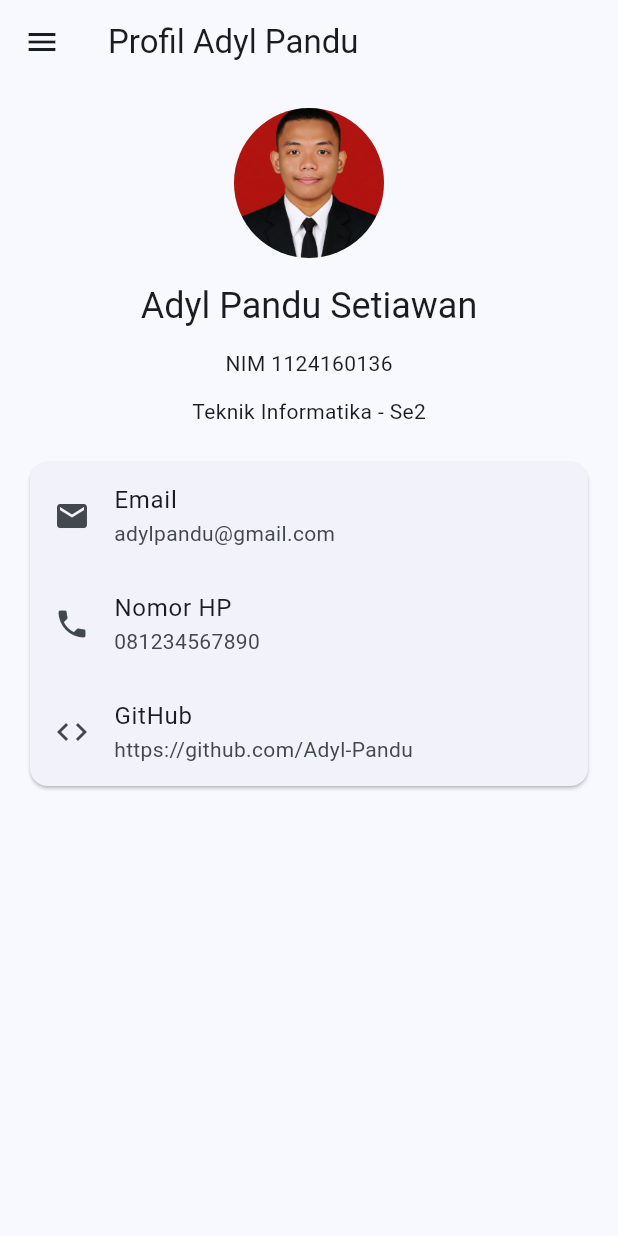
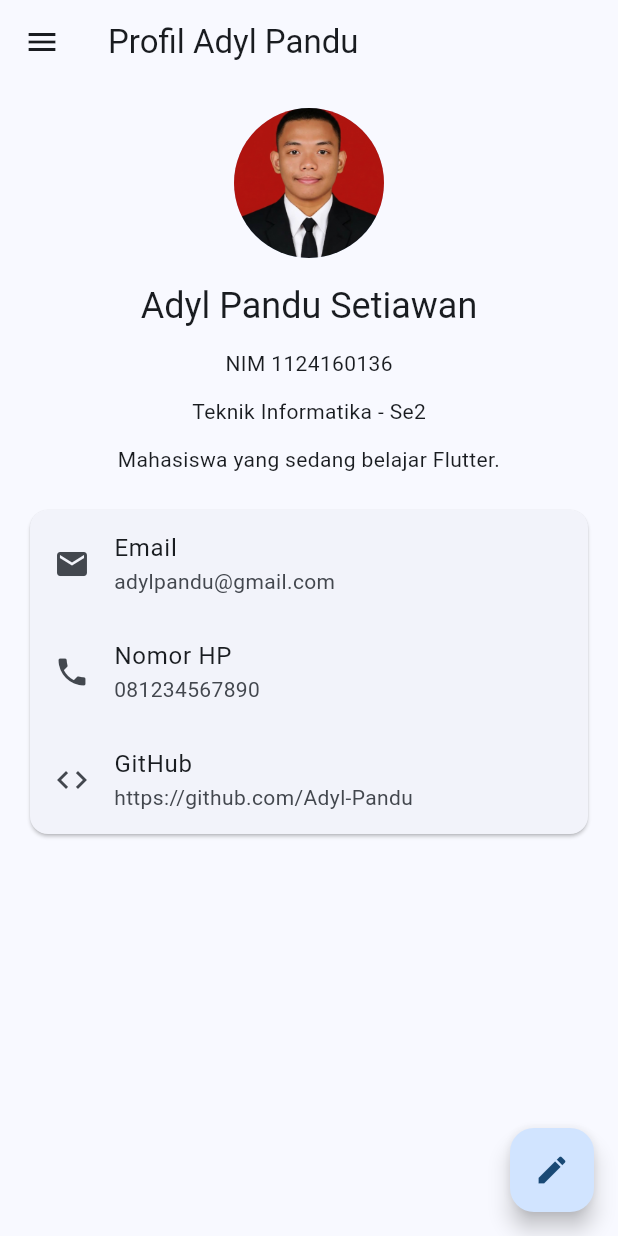
Before and after one commit to Adyl-Pandu/utsmobile, a Flutter app: the ProfilePage screen opened by its route, on a phone screen of 412 x 824 dp. Run offline on Flutter 3.47's test engine with Material 3 defaults, Android fonts, the phone set to English and light mode, and no system bars.

Commit message:
create edit profile page

```diff
--- a/soal2_profi_app/lib/profile_page.dart
+++ b/soal2_profi_app/lib/profile_page.dart
@@ -1,17 +1,53 @@
+import 'package:flutter/material.dart';
+import 'edit_profile_page.dart';
 
-import 'package:flutter/material.dart';
-
-class ProfilePage extends StatelessWidget {
+class ProfilePage extends StatefulWidget {
   const ProfilePage({super.key});
 
-  final String nama = 'Adyl Pandu Setiawan';
-  final String nim = '1124160136';
-  final String prodi = 'Teknik Informatika';
-  final String kelas = 'Se2';
-  final String bio = 'Mahasiswa yang sedang belajar Flutter.';
-  final String email = 'adylpandu@gmail.com';
-  final String hp = '081234567890';
-  final String github = 'https://github.com/Adyl-Pandu';
+  @override
+  State<ProfilePage> createState() => _ProfilePageState();
+}
+
+class _ProfilePageState extends State<ProfilePage> {
+  String nama = 'Adyl Pandu Setiawan';
+  String nim = '1124160136';
+  String prodi = 'Teknik Informatika';
+  String kelas = 'Se2';
+  String bio = 'Mahasiswa yang sedang belajar Flutter.';
+  String email = 'adylpandu@gmail.com';
+  String hp = '081234567890';
+  String github = 'https://github.com/Adyl-Pandu';
+
+  Future<void> _editProfil() async {
+    final hasil = await Navigator.push<Map<String, String>>(
+      context,
+      MaterialPageRoute(
+        builder: (_) => EditProfilePage(
+          nama: nama,
+          nim: nim,
+          prodi: prodi,
+          kelas: kelas,
+          bio: bio,
+          email: email,
+          hp: hp,
+          github: github,
+        ),
+      ),
+    );
+
+    if (hasil != null) {
+      setState(() {
+        nama = hasil['nama']!;
+        nim = hasil['nim']!;
+        prodi = hasil['prodi']!;
+        kelas = hasil['kelas']!;
+        bio = hasil['bio']!;
+        email = hasil['email']!;
+        hp = hasil['hp']!;
+        github = hasil['github']!;
+      });
+    }
+  }
 
   @override
   Widget build(BuildContext context) {
@@ -19,7 +55,7 @@ class ProfilePage extends StatelessWidget {
       appBar: AppBar(
         title: const Text('Profil Adyl Pandu'),
       ),
-      drawer: Drawer(
+            drawer: Drawer(
         child: ListView(
           children: [
             DrawerHeader(
@@ -34,6 +70,22 @@ class ProfilePage extends StatelessWidget {
               onTap: () => Navigator.pop(context),
             ),
             ListTile(
+              leading: const Icon(Icons.edit),
+              title: const Text('Edit Profil'),
+              onTap: () {
+                Navigator.pop(context); // tutup drawer dulu
+                _editProfil();
+              },
+            ),
+            ListTile(
+              leading: const Icon(Icons.info),
+              title: const Text('Tentang Saya'),
+              onTap: () {
+                Navigator.pop(context);
+                Navigator.pushNamed(context, '/about');
+              },
+            ),
+            ListTile(
               leading: const Icon(Icons.logout),
               title: const Text('Logout'),
               onTap: () => Navigator.pushNamedAndRemoveUntil(
@@ -41,6 +93,10 @@ class ProfilePage extends StatelessWidget {
             ),
           ],
         ),
+      ),
+      floatingActionButton: FloatingActionButton(
+        onPressed: _editProfil,
+        child: const Icon(Icons.edit),
       ),
       body: SafeArea(
         child: SingleChildScrollView(
@@ -66,6 +122,8 @@ class ProfilePage extends StatelessWidget {
                 '$prodi - $kelas',
                 style: Theme.of(context).textTheme.bodyMedium,
               ),
+              const SizedBox(height: 12),
+              Text(bio, textAlign: TextAlign.center),
               const SizedBox(height: 20),
               Card(
                 child: Column(
@@ -87,7 +145,9 @@ class ProfilePage extends StatelessWidget {
                     ),
                   ],
                 ),
-              )
+              ),
+              const SizedBox(height: 72),
+
             ],
           ),
         ),
```
Also changed, not shown: soal2_profi_app/lib/edit_profile_page.dart (added, +19 -0 lines).
